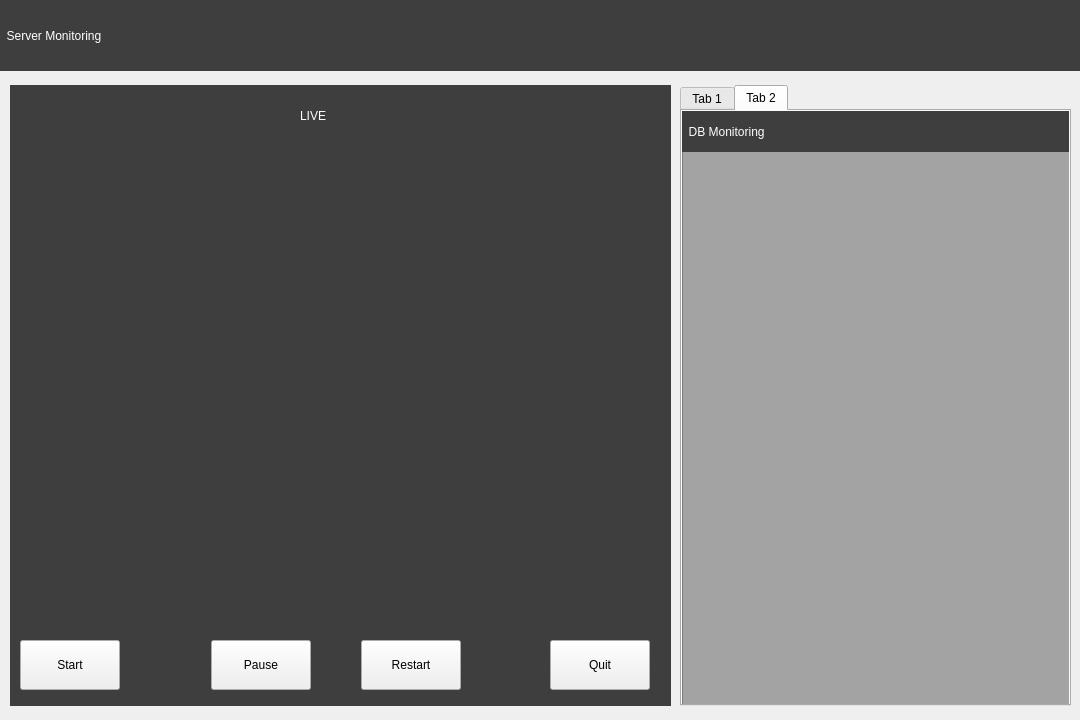
Above: highpassQ/videostream.ui from VedaHighPass/veda-qt-highpass-server before the change. Below: the same form after it.
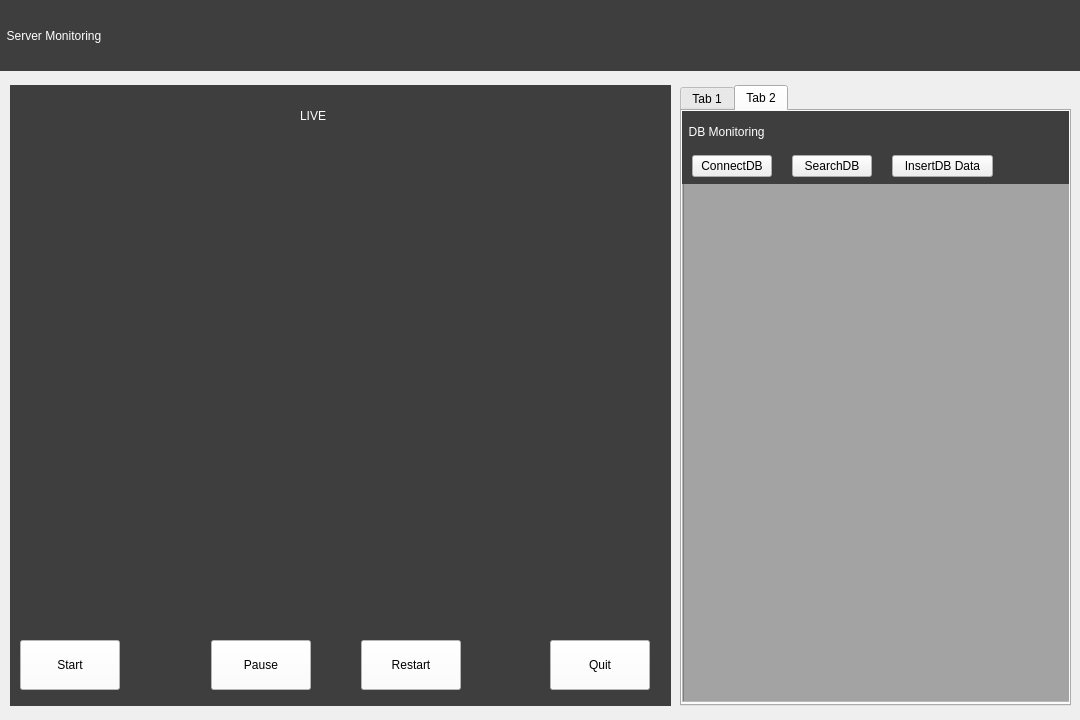
That is the form after the change. The open tabs and pages were chosen to show the change. Icons and pictures are not drawn.

Commit message: in one screen video&db

Patch:
```diff
--- a/highpassQ/videostream.ui
+++ b/highpassQ/videostream.ui
@@ -13,6 +13,9 @@
   <property name="windowTitle">
    <string>Form</string>
   </property>
+  <property name="styleSheet">
+   <string notr="true"/>
+  </property>
   <widget class="QLabel" name="video_label">
    <property name="geometry">
     <rect>
@@ -75,7 +78,8 @@
     </size>
    </property>
    <property name="styleSheet">
-    <string notr="true">font: bold 9pt &quot;Sans Serif&quot;;</string>
+    <string notr="true">font: bold 9pt &quot;Sans Serif&quot;;
+background-color: rgb(255, 255, 255);</string>
    </property>
    <property name="text">
     <string>Start</string>
@@ -103,7 +107,8 @@
     </size>
    </property>
    <property name="styleSheet">
-    <string notr="true">font: bold 9pt &quot;Sans Serif&quot;;</string>
+    <string notr="true">font: bold 9pt &quot;Sans Serif&quot;;
+background-color: rgb(255, 255, 255);</string>
    </property>
    <property name="text">
     <string>Pause</string>
@@ -131,7 +136,8 @@
     </size>
    </property>
    <property name="styleSheet">
-    <string notr="true">font: bold 9pt &quot;Sans Serif&quot;;</string>
+    <string notr="true">font: bold 9pt &quot;Sans Serif&quot;;
+background-color: rgb(255, 255, 255);</string>
    </property>
    <property name="text">
     <string>Restart</string>
@@ -159,7 +165,8 @@
     </size>
    </property>
    <property name="styleSheet">
-    <string notr="true">font: bold 9pt &quot;Sans Serif&quot;;</string>
+    <string notr="true">font: bold 9pt &quot;Sans Serif&quot;;
+background-color: rgb(255, 255, 255);</string>
    </property>
    <property name="text">
     <string>Quit</string>
@@ -174,10 +181,13 @@
      <height>621</height>
     </rect>
    </property>
+   <property name="styleSheet">
+    <string notr="true"/>
+   </property>
    <property name="currentIndex">
-    <number>0</number>
+    <number>1</number>
    </property>
-   <widget class="QWidget" name="tab">
+   <widget class="QWidget" name="video">
     <attribute name="title">
      <string>Tab 1</string>
     </attribute>
@@ -210,28 +220,24 @@
      </property>
      <property name="styleSheet">
       <string notr="true">background-color: rgb(163, 163, 163);
-</string>
+font: bold 8pt &quot;Sans Serif&quot;;
+color:rgb(42, 42, 42);</string>
+     </property>
+     <property name="verticalScrollBarPolicy">
+      <enum>Qt::ScrollBarAsNeeded</enum>
+     </property>
+     <property name="horizontalScrollBarPolicy">
+      <enum>Qt::ScrollBarAsNeeded</enum>
+     </property>
+     <property name="sizeAdjustPolicy">
+      <enum>QAbstractScrollArea::AdjustToContents</enum>
      </property>
     </widget>
    </widget>
-   <widget class="QWidget" name="tab_2">
+   <widget class="QWidget" name="DB">
     <attribute name="title">
      <string>Tab 2</string>
     </attribute>
-    <widget class="QTextEdit" name="textEdit_2">
-     <property name="geometry">
-      <rect>
-       <x>0</x>
-       <y>40</y>
-       <width>390</width>
-       <height>554</height>
-      </rect>
-     </property>
-     <property name="styleSheet">
-      <string notr="true">background-color: rgb(163, 163, 163);
-</string>
-     </property>
-    </widget>
     <widget class="QLabel" name="label">
      <property name="geometry">
       <rect>
@@ -243,6 +249,7 @@
      </property>
      <property name="styleSheet">
       <string notr="true">background-color: rgb(62, 62, 62);
+border-bottom-color: rgb(255, 255, 255);
 font: bold 15pt &quot;Sans Serif&quot;; 
 color:rgb(255, 255, 255);</string>
      </property>
@@ -250,6 +257,114 @@
       <string>  DB Monitoring</string>
      </property>
     </widget>
+    <widget class="QPushButton" name="btnSearchDB">
+     <property name="geometry">
+      <rect>
+       <x>110</x>
+       <y>44</y>
+       <width>80</width>
+       <height>22</height>
+      </rect>
+     </property>
+     <property name="text">
+      <string>SearchDB</string>
+     </property>
+    </widget>
+    <widget class="QPushButton" name="btnInsertDB">
+     <property name="geometry">
+      <rect>
+       <x>210</x>
+       <y>44</y>
+       <width>101</width>
+       <height>22</height>
+      </rect>
+     </property>
+     <property name="text">
+      <string>InsertDB Data</string>
+     </property>
+    </widget>
+    <widget class="QPushButton" name="btnConnectDB">
+     <property name="geometry">
+      <rect>
+       <x>10</x>
+       <y>44</y>
+       <width>80</width>
+       <height>22</height>
+      </rect>
+     </property>
+     <property name="text">
+      <string>ConnectDB</string>
+     </property>
+    </widget>
+    <widget class="QLabel" name="label_6">
+     <property name="geometry">
+      <rect>
+       <x>0</x>
+       <y>40</y>
+       <width>391</width>
+       <height>33</height>
+      </rect>
+     </property>
+     <property name="styleSheet">
+      <string notr="true">background-color: rgb(62, 62, 62);
+border-top-color: rgb(0, 0, 0);
+font: bold 15pt &quot;Sans Serif&quot;; 
+color:rgb(255, 255, 255);</string>
+     </property>
+     <property name="text">
+      <string/>
+     </property>
+    </widget>
+    <widget class="QScrollArea" name="scrollArea">
+     <property name="geometry">
+      <rect>
+       <x>0</x>
+       <y>70</y>
+       <width>391</width>
+       <height>521</height>
+      </rect>
+     </property>
+     <property name="widgetResizable">
+      <bool>true</bool>
+     </property>
+     <widget class="QWidget" name="scrollAreaWidgetContents">
+      <property name="geometry">
+       <rect>
+        <x>0</x>
+        <y>0</y>
+        <width>389</width>
+        <height>519</height>
+       </rect>
+      </property>
+      <widget class="QTextEdit" name="textEdit_2">
+       <property name="geometry">
+        <rect>
+         <x>0</x>
+         <y>0</y>
+         <width>391</width>
+         <height>521</height>
+        </rect>
+       </property>
+       <property name="styleSheet">
+        <string notr="true">background-color: rgb(163, 163, 163);
+font:bold 8pt &quot;Sans Serif&quot;;
+</string>
+       </property>
+       <property name="verticalScrollBarPolicy">
+        <enum>Qt::ScrollBarAsNeeded</enum>
+       </property>
+       <property name="sizeAdjustPolicy">
+        <enum>QAbstractScrollArea::AdjustToContents</enum>
+       </property>
+      </widget>
+     </widget>
+    </widget>
+    <zorder>scrollArea</zorder>
+    <zorder>label_6</zorder>
+    <zorder>label</zorder>
+    <zorder>btnSearchDB</zorder>
+    <zorder>btnInsertDB</zorder>
+    <zorder>btnConnectDB</zorder>
    </widget>
   </widget>
   <widget class="QLabel" name="label_3">
@@ -297,6 +412,7 @@
    </property>
    <property name="styleSheet">
     <string notr="true">color:rgb(255, 255, 255);
+background-color:transparent;
 font: bold 20pt &quot;Sans Serif&quot;;</string>
    </property>
    <property name="text">
@@ -309,7 +425,6 @@
   <zorder>pauseBtn</zorder>
   <zorder>restartBtn</zorder>
   <zorder>quitBtn</zorder>
-  <zorder></zorder>
   <zorder>tabWidget</zorder>
   <zorder>label_3</zorder>
   <zorder>label_5</zorder>
```
The commit also changes 7 other files.
